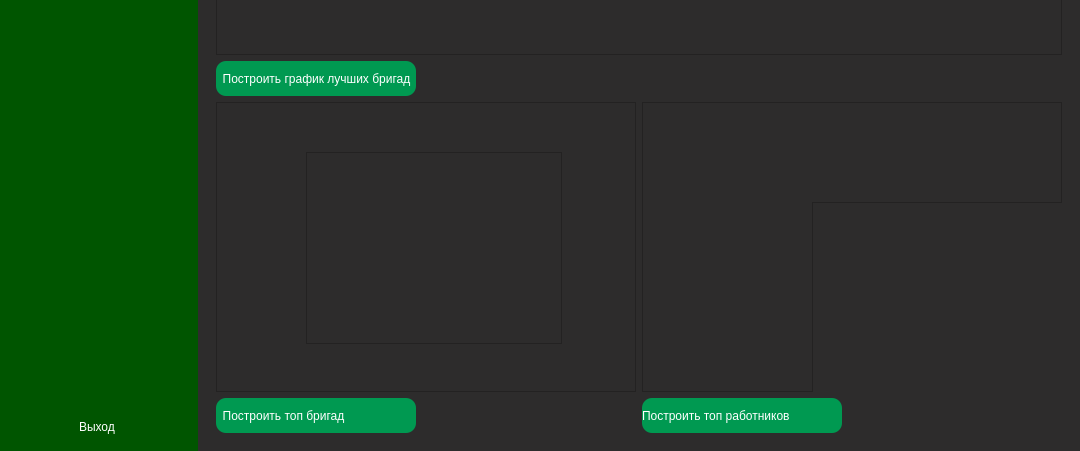
First picture: the form in client/menu/dispetcher/menu_dispetcher.ui, repository 34elo/Burevestnik_project, before the edit; both pictures show x 0 to 1080 and y 308 to 759 of the 1080 by 759 pixel window.
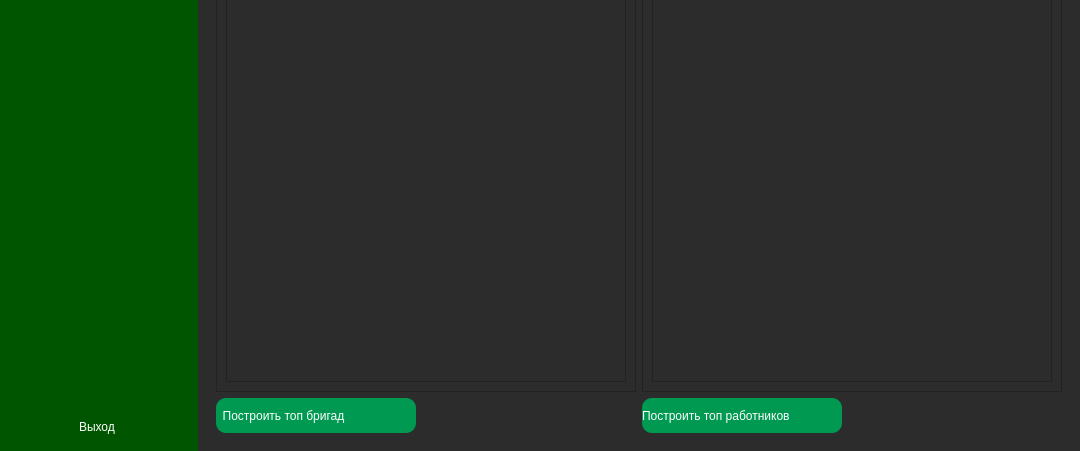
Second picture: the form after the edit. The open tabs and pages were chosen to show the change. Icons and pictures are not drawn. Custom widgets are drawn as their Qt base class.

Commit message: заколебал много

What changed in the file:
```diff
--- a/client/menu/dispetcher/menu_dispetcher.ui
+++ b/client/menu/dispetcher/menu_dispetcher.ui
@@ -582,63 +582,7 @@
            <item>
             <layout class="QVBoxLayout" name="verticalLayout_19">
              <item>
-              <widget class="QFrame" name="frame">
-               <property name="sizePolicy">
-                <sizepolicy hsizetype="Expanding" vsizetype="Expanding">
-                 <horstretch>0</horstretch>
-                 <verstretch>0</verstretch>
-                </sizepolicy>
-               </property>
-               <property name="frameShape">
-                <enum>QFrame::StyledPanel</enum>
-               </property>
-               <property name="frameShadow">
-                <enum>QFrame::Raised</enum>
-               </property>
-              </widget>
-             </item>
-             <item>
-              <layout class="QHBoxLayout" name="horizontalLayout_17">
-               <item>
-                <widget class="QPushButton" name="pushButton_graph_3">
-                 <property name="minimumSize">
-                  <size>
-                   <width>200</width>
-                   <height>35</height>
-                  </size>
-                 </property>
-                 <property name="styleSheet">
-                  <string notr="true">
-                                                                QPushButton{
-                                                                color: white;
-                                                                text-align:left;
-                                                                background-color: rgb(0, 153, 81);
-                                                                height: 30px;
-                                                                border:none;
-                                                                border-radius: 10px;
-                                                                border-bottom-radius: 10px;
-                                                                }
-                                                            </string>
-                 </property>
-                 <property name="text">
-                  <string>  Построить график лучших бригад</string>
-                 </property>
-                </widget>
-               </item>
-               <item>
-                <spacer name="horizontalSpacer_13">
-                 <property name="orientation">
-                  <enum>Qt::Horizontal</enum>
-                 </property>
-                 <property name="sizeHint" stdset="0">
-                  <size>
-                   <width>40</width>
-                   <height>20</height>
-                  </size>
-                 </property>
-                </spacer>
-               </item>
-              </layout>
+              <layout class="QHBoxLayout" name="horizontalLayout_17"/>
              </item>
             </layout>
            </item>
@@ -660,16 +604,11 @@
                  <property name="frameShadow">
                   <enum>QFrame::Raised</enum>
                  </property>
-                 <widget class="QTableView" name="tableView_top_team">
-                  <property name="geometry">
-                   <rect>
-                    <x>90</x>
-                    <y>50</y>
-                    <width>256</width>
-                    <height>192</height>
-                   </rect>
-                  </property>
-                 </widget>
+                 <layout class="QVBoxLayout" name="verticalLayout_13">
+                  <item>
+                   <widget class="QTableView" name="tableView_top_team"/>
+                  </item>
+                 </layout>
                 </widget>
                </item>
                <item>
@@ -733,16 +672,11 @@
                  <property name="frameShadow">
                   <enum>QFrame::Raised</enum>
                  </property>
-                 <widget class="QTableView" name="tableView_top_useres">
-                  <property name="geometry">
-                   <rect>
-                    <x>170</x>
-                    <y>100</y>
-                    <width>256</width>
-                    <height>192</height>
-                   </rect>
-                  </property>
-                 </widget>
+                 <layout class="QVBoxLayout" name="verticalLayout_14">
+                  <item>
+                   <widget class="QTableView" name="tableView_top_useres"/>
+                  </item>
+                 </layout>
                 </widget>
                </item>
                <item>
```
Left out of the diff: 36 changed lines with no effect on the pictures. The commit also changes 1 other file.
